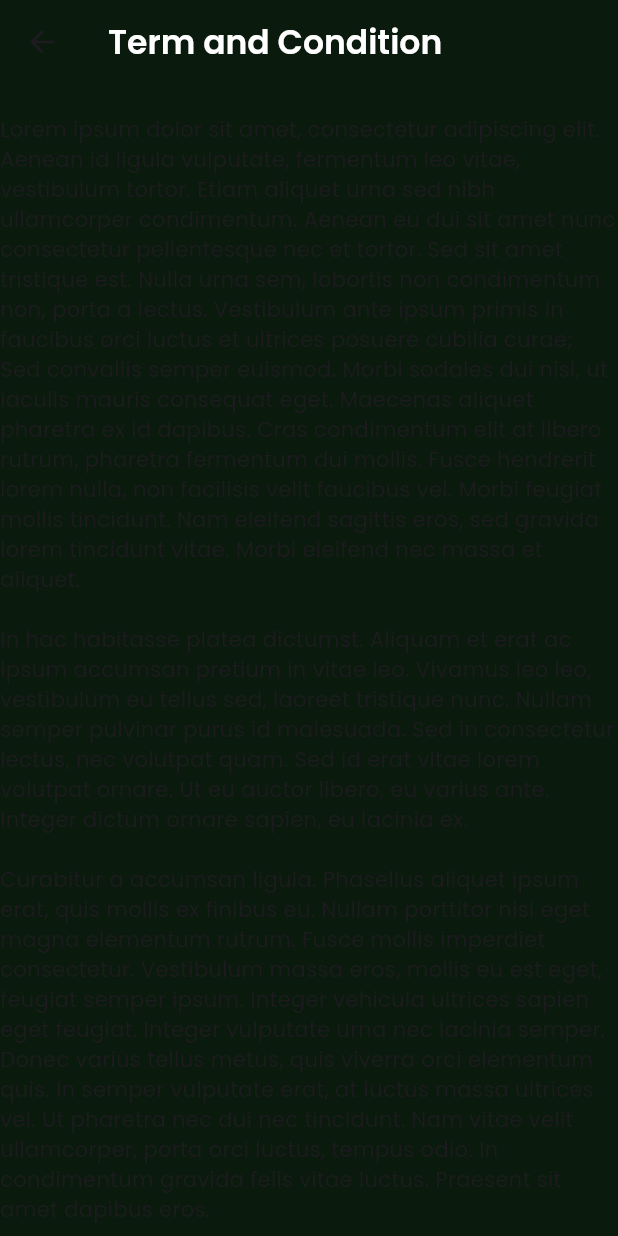
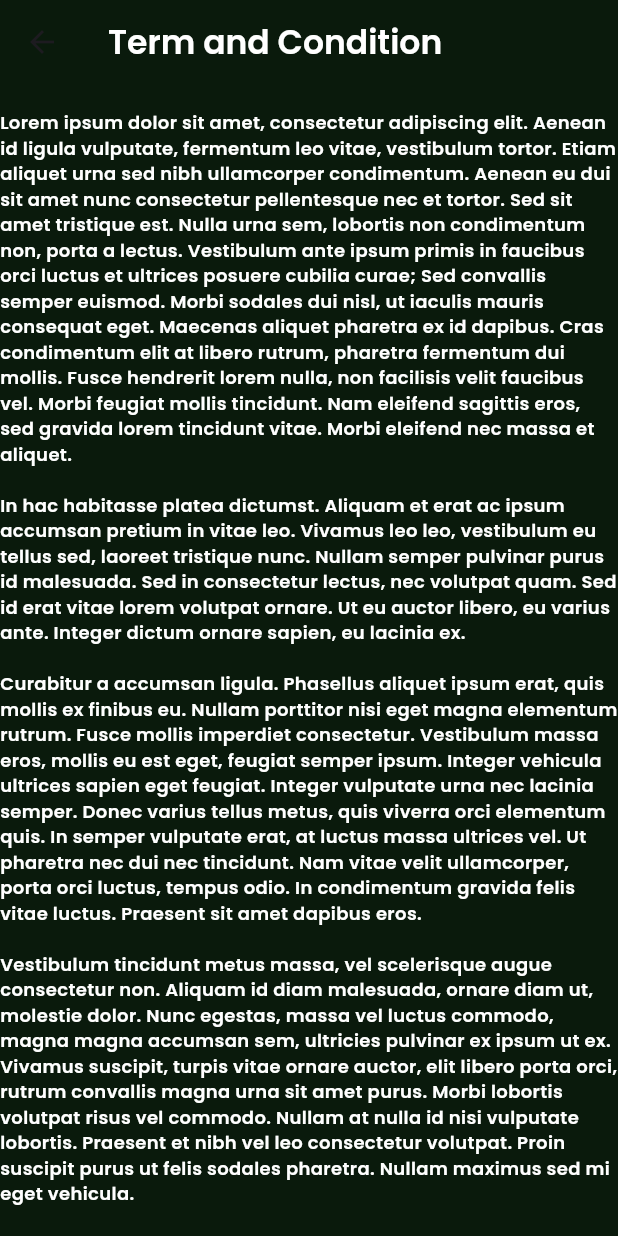
Before and after one commit to Christentimmy/Earnly, a Flutter app: the TermAndCondition screen opened directly, on a phone screen of 412 x 824 dp. Run offline on Flutter 3.47's test engine with Material 3 defaults, Android fonts, the phone set to English and light mode, and no system bars; our stand-ins replace cherry_toast, flutter_secure_storage, font_awesome_flutter, get, google_fonts, image_picker and 4 more; accounts and stored records are empty; network calls fail.

Commit message:
terms and condition style

```diff
--- a/lib/app/modules/settings/views/term_and_condition.dart
+++ b/lib/app/modules/settings/views/term_and_condition.dart
@@ -22,7 +22,8 @@ class TermAndCondition extends StatelessWidget {
       ),
       body: SafeArea(
         child: SingleChildScrollView(
-          child: Text("""
+          child: Text(
+            """
 
 Lorem ipsum dolor sit amet, consectetur adipiscing elit. Aenean id ligula vulputate, fermentum leo vitae, vestibulum tortor. Etiam aliquet urna sed nibh ullamcorper condimentum. Aenean eu dui sit amet nunc consectetur pellentesque nec et tortor. Sed sit amet tristique est. Nulla urna sem, lobortis non condimentum non, porta a lectus. Vestibulum ante ipsum primis in faucibus orci luctus et ultrices posuere cubilia curae; Sed convallis semper euismod. Morbi sodales dui nisl, ut iaculis mauris consequat eget. Maecenas aliquet pharetra ex id dapibus. Cras condimentum elit at libero rutrum, pharetra fermentum dui mollis. Fusce hendrerit lorem nulla, non facilisis velit faucibus vel. Morbi feugiat mollis tincidunt. Nam eleifend sagittis eros, sed gravida lorem tincidunt vitae. Morbi eleifend nec massa et aliquet.
 
@@ -33,7 +34,13 @@ Curabitur a accumsan ligula. Phasellus aliquet ipsum erat, quis mollis ex finibu
 Vestibulum tincidunt metus massa, vel scelerisque augue consectetur non. Aliquam id diam malesuada, ornare diam ut, molestie dolor. Nunc egestas, massa vel luctus commodo, magna magna accumsan sem, ultricies pulvinar ex ipsum ut ex. Vivamus suscipit, turpis vitae ornare auctor, elit libero porta orci, rutrum convallis magna urna sit amet purus. Morbi lobortis volutpat risus vel commodo. Nullam at nulla id nisi vulputate lobortis. Praesent et nibh vel leo consectetur volutpat. Proin suscipit purus ut felis sodales pharetra. Nullam maximus sed mi eget vehicula.
 
 Vivamus vitae facilisis massa. Sed lobortis pellentesque neque ac euismod. Duis venenatis ligula eget ante consectetur facilisis. Vivamus sit amet nisi nec arcu consequat ullamcorper. Proin vitae egestas elit. Fusce sit amet hendrerit velit. Lorem ipsum dolor sit amet, consectetur adipiscing elit. Phasellus vehicula vulputate fringilla. Proin nec arcu facilisis, suscipit lectus ac, sodales ex. Morbi nec pulvinar sapien. Praesent non felis laoreet, ultrices ipsum et, fermentum urna. Suspendisse vitae viverra urna. Nullam sed sem commodo, rutrum lectus nec, consectetur felis.
-      """),
+      """,
+            style: GoogleFonts.poppins(
+              color: Colors.white,
+              fontSize: 12,
+              fontWeight: FontWeight.w600,
+            ),
+          ),
         ),
       ),
     );
```
